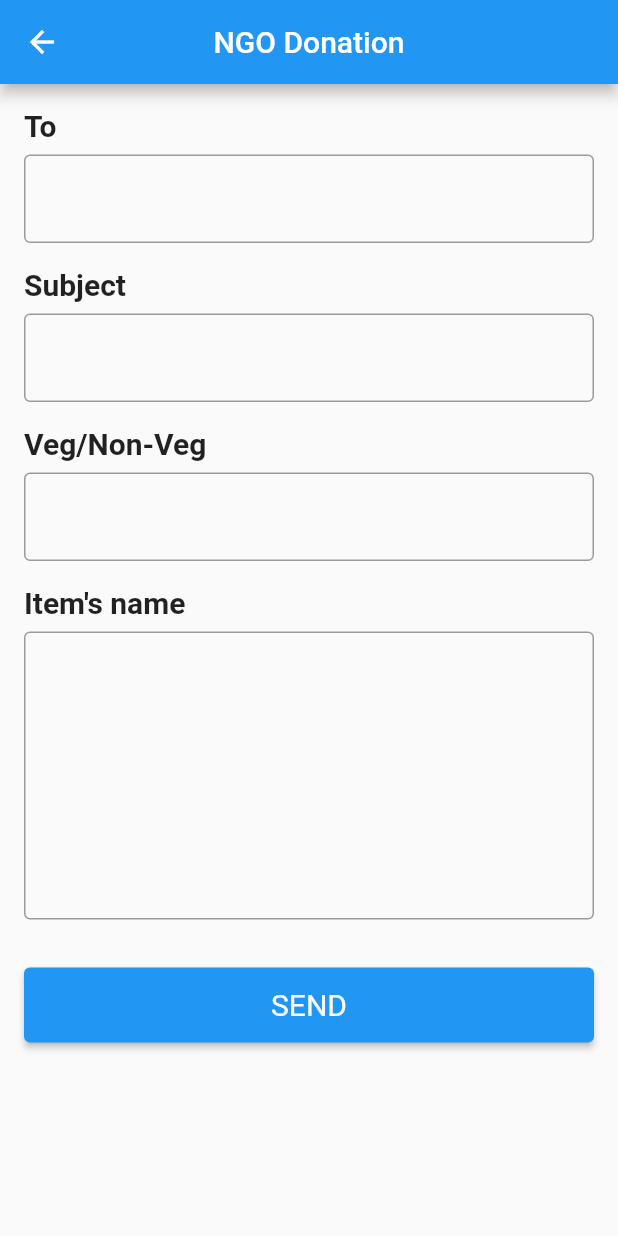
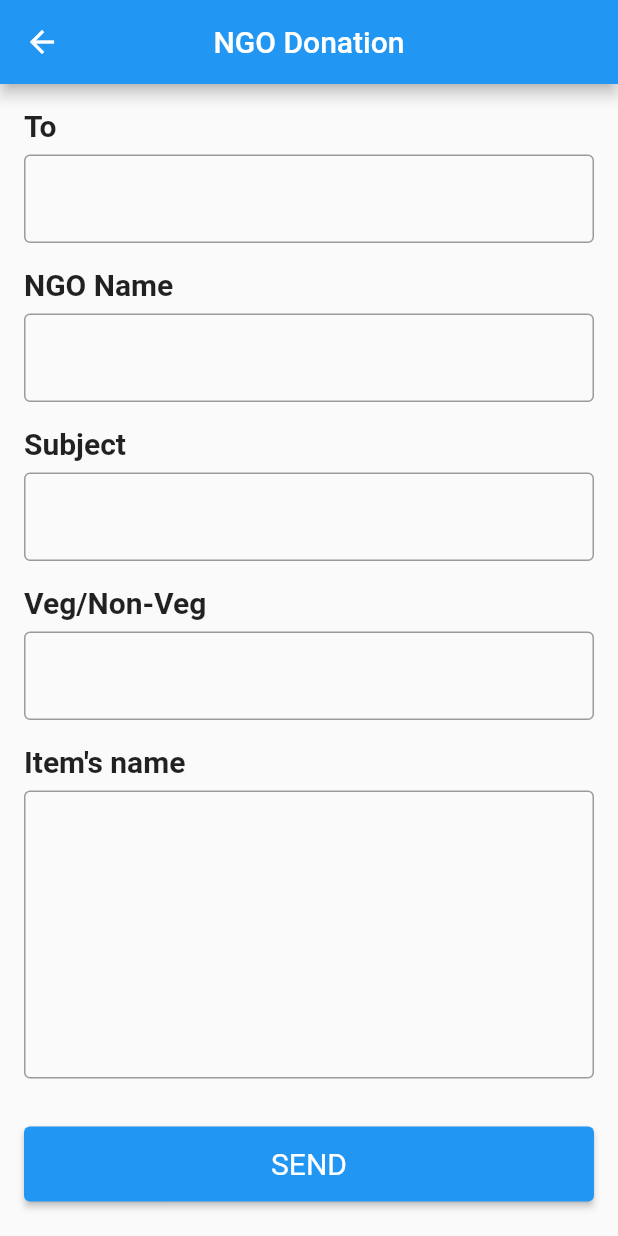
Before and after one commit to SoumyadeepOSD/Hack_Hunger, a Flutter app: the screen it shows after launch, after a tap on "Donate to NGO", on a phone screen of 412 x 824 dp. Run offline on Flutter 3.47's test engine with Material 2 defaults, Android fonts, the phone set to English and light mode, and no system bars; our stand-ins replace email_validator, file_picker, firebase_auth, firebase_core, firebase_storage, flutter_image_slideshow and 3 more; accounts and stored records are empty.

```diff
--- a/lib/Button.dart
+++ b/lib/Button.dart
@@ -1,6 +1,7 @@
 import 'package:flutter/material.dart';
 import 'package:flutter/src/widgets/framework.dart';
 import 'package:flutter/src/widgets/placeholder.dart';
+import 'package:zero_hunger/FinalPage.dart';
 import 'package:zero_hunger/NgoDonation.dart';
 import 'package:zero_hunger/SelfDonation.dart';
 import 'package:zero_hunger/TabPage/ChatScreen.dart';
@@ -18,7 +19,7 @@ class MyButton extends StatelessWidget {
         text == "Self-Donation"
             ? Navigator.push(
                 context,
-                MaterialPageRoute(builder: (context) => SelfDonation()),
+                MaterialPageRoute(builder: (context) => FinalPage()),
               )
             : Navigator.push(
                 context,
--- /dev/null
+++ b/lib/GoogleSignIn.dart
@@ -0,0 +1,24 @@
+// ignore: file_names
+import 'package:firebase_auth/firebase_auth.dart';
+import 'package:flutter/material.dart';
+import 'package:google_sign_in/google_sign_in.dart';
+
+class GoogleSignInProvider extends ChangeNotifier {
+  final googleSignIn = GoogleSignIn();
+  GoogleSignInAccount? _user;
+  GoogleSignInAccount get user => _user!;
+
+  Future googleLogin() async {
+    final googleUser = await googleSignIn.signIn();
+    if (googleUser == null) return;
+    _user = googleUser;
+    final googleAuth = await googleUser.authentication;
+
+    final credential = GoogleAuthProvider.credential(
+      accessToken: googleAuth.accessToken,
+      idToken: googleAuth.idToken,
+    );
+    await FirebaseAuth.instance.signInWithCredential(credential);
+    notifyListeners();
+  }
+}
--- a/lib/Home.dart
+++ b/lib/Home.dart
@@ -2,6 +2,7 @@ import 'package:flutter/material.dart';
 import 'package:flutter/src/widgets/framework.dart';
 import 'package:flutter/src/widgets/placeholder.dart';
 import 'package:flutter_image_slideshow/flutter_image_slideshow.dart';
+import 'package:zero_hunger/AuthPage.dart';
 import 'package:zero_hunger/TabPage/More.dart';
 import 'package:zero_hunger/TabPage/Profile.dart';
 import 'TabPage/ChatScreen.dart';
@@ -74,7 +75,7 @@ class _HomePageState extends State<HomePage> {
                     //action when this menu is pressed
                     Navigator.push(
                       context,
-                      MaterialPageRoute(builder: (context) => Profile()),
+                      MaterialPageRoute(builder: (context) => AuthStack()),
                     );
                   },
                 ),
--- a/lib/NgoDonation.dart
+++ b/lib/NgoDonation.dart
@@ -14,6 +14,7 @@ class NgoDonation extends StatelessWidget {
   final controllerSubject = TextEditingController();
   final controllerMessage = TextEditingController();
   final controllerVeg = TextEditingController();
+  final controllerName = TextEditingController();
 
   @override
   Widget build(BuildContext context) {
@@ -27,6 +28,10 @@ class NgoDonation extends StatelessWidget {
         child: Column(
           children: [
             buildTextField(title: 'To', controller: controllerTo),
+            const SizedBox(
+              height: 16,
+            ),
+            buildTextField(title: 'NGO Name', controller: controllerName),
             const SizedBox(
               height: 16,
             ),
@@ -52,6 +57,7 @@ class NgoDonation extends StatelessWidget {
               child: Text('SEND'),
               onPressed: () => lanuchEmail(
                 toEmail: controllerTo.text,
+                name: controllerName.text,
                 subject: controllerSubject.text,
                 message: controllerMessage.text,
                 veg: controllerVeg.text,
@@ -89,11 +95,12 @@ class NgoDonation extends StatelessWidget {
 
   Future lanuchEmail(
       {required String toEmail,
+      required String name,
       required String subject,
       required String message,
       required String veg}) async {
     final url =
-        'mailto:$toEmail?subject=${Uri.encodeFull(subject)}&body=${Uri.encodeFull("\nDonation for " + veg + "\nName of food is " + message)}';
+        'mailto:$toEmail?subject=${Uri.encodeFull(subject)}&body=${Uri.encodeFull("To the" + name + "\nDonation for " + veg + "\nName of food is " + message)}';
 
     // ignore: deprecated_member_use
     if (await canLaunch(url)) {
--- a/lib/main.dart
+++ b/lib/main.dart
@@ -3,8 +3,11 @@ import 'dart:async';
 import 'package:flutter/material.dart';
 
 import 'Home.dart';
+import 'package:firebase_core/firebase_core.dart';
 
-void main() {
+Future main() async {
+  WidgetsFlutterBinding.ensureInitialized();
+  await Firebase.initializeApp();
   runApp(MyApp());
 }
 
```
Also changed, not shown: lib/AuthPage.dart (added, +33 -0 lines), lib/FinalPage.dart (+58 -17 lines), pubspec.yaml (+8 -0 lines), pubspec.lock, 4 other files.
